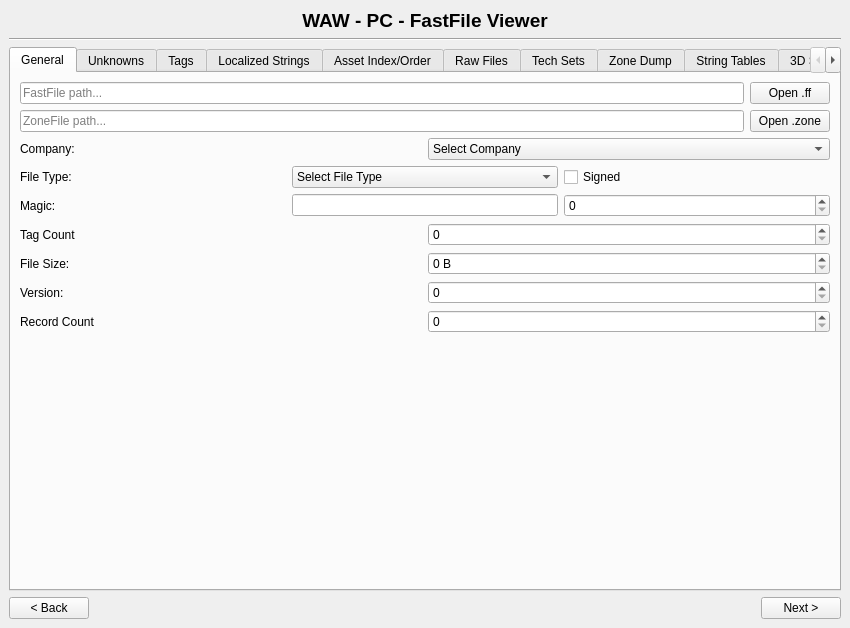
Above: mainwindow.ui from NickJohn547745/XPlor before the change. Below: the same form after it.
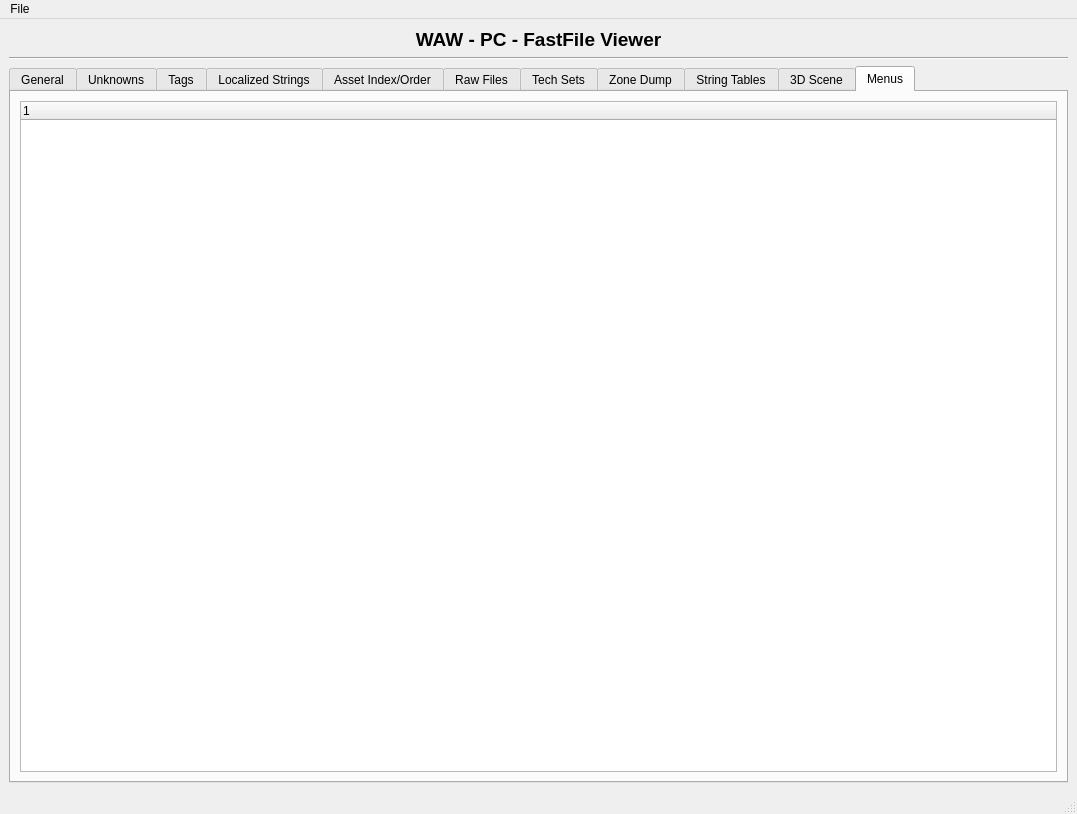
That is the form after the change.

Commit message: Updated ui with menu bar and map tab.

```diff
--- a/mainwindow.ui
+++ b/mainwindow.ui
@@ -6,8 +6,8 @@
    <rect>
     <x>0</x>
     <y>0</y>
-    <width>850</width>
-    <height>628</height>
+    <width>1077</width>
+    <height>814</height>
    </rect>
   </property>
   <property name="windowTitle">
@@ -55,7 +55,7 @@
        <bool>true</bool>
       </property>
       <property name="currentIndex">
-       <number>0</number>
+       <number>10</number>
       </property>
       <widget class="QWidget" name="page_general">
        <attribute name="title">
@@ -69,6 +69,9 @@
             <property name="enabled">
              <bool>true</bool>
             </property>
+            <property name="readOnly">
+             <bool>true</bool>
+            </property>
             <property name="placeholderText">
              <string>FastFile path...</string>
             </property>
@@ -93,6 +96,9 @@
             <property name="enabled">
              <bool>true</bool>
             </property>
+            <property name="readOnly">
+             <bool>true</bool>
+            </property>
             <property name="placeholderText">
              <string>ZoneFile path...</string>
             </property>
@@ -1029,50 +1035,112 @@
         </item>
        </layout>
       </widget>
+      <widget class="QWidget" name="page_menus">
+       <attribute name="title">
+        <string>Menus</string>
+       </attribute>
+       <layout class="QVBoxLayout" name="verticalLayout_5">
+        <item>
+         <widget class="QTreeWidget" name="treeWidget_Menus">
+          <attribute name="headerMinimumSectionSize">
+           <number>100</number>
+          </attribute>
+          <column>
+           <property name="text">
+            <string notr="true">1</string>
+           </property>
+          </column>
+         </widget>
+        </item>
+       </layout>
+      </widget>
      </widget>
     </item>
-    <item>
-     <layout class="QHBoxLayout" name="horizontalLayout">
-      <item>
-       <widget class="QPushButton" name="pushButton_Back">
-        <property name="enabled">
-         <bool>true</bool>
-        </property>
-        <property name="text">
-         <string>&lt; Back</string>
-        </property>
-       </widget>
-      </item>
-      <item>
-       <spacer name="horizontalSpacer">
-        <property name="enabled">
-         <bool>true</bool>
-        </property>
-        <property name="orientation">
-         <enum>Qt::Orientation::Horizontal</enum>
-        </property>
-        <property name="sizeHint" stdset="0">
-         <size>
-          <width>40</width>
-          <height>20</height>
-         </size>
-        </property>
-       </spacer>
-      </item>
-      <item>
-       <widget class="QPushButton" name="pushButton_Next">
-        <property name="enabled">
-         <bool>true</bool>
-        </property>
-        <property name="text">
-         <string>Next &gt;</string>
-        </property>
-       </widget>
-      </item>
-     </layout>
-    </item>
    </layout>
   </widget>
+  <widget class="QMenuBar" name="menuBar">
+   <property name="geometry">
+    <rect>
+     <x>0</x>
+     <y>0</y>
+     <width>1077</width>
+     <height>21</height>
+    </rect>
+   </property>
+   <property name="styleSheet">
+    <string notr="true"/>
+   </property>
+   <widget class="QMenu" name="menu_File">
+    <property name="title">
+     <string>File</string>
+    </property>
+    <widget class="QMenu" name="menuRecent_Fast_Files">
+     <property name="title">
+      <string>Recent Fast Files</string>
+     </property>
+    </widget>
+    <widget class="QMenu" name="menuRecent_Zone_Files">
+     <property name="title">
+      <string>Recent Zone Files</string>
+     </property>
+    </widget>
+    <addaction name="action_NewFastFile"/>
+    <addaction name="action_NewZoneFile"/>
+    <addaction name="separator"/>
+    <addaction name="action_OpenFastFile"/>
+    <addaction name="action_OpenZoneFile"/>
+    <addaction name="separator"/>
+    <addaction name="menuRecent_Fast_Files"/>
+    <addaction name="menuRecent_Zone_Files"/>
+   </widget>
+   <addaction name="menu_File"/>
+  </widget>
+  <widget class="QStatusBar" name="statusBar">
+   <property name="styleSheet">
+    <string notr="true"/>
+   </property>
+  </widget>
+  <action name="actionFile">
+   <property name="text">
+    <string>File</string>
+   </property>
+  </action>
+  <action name="action_NewFastFile">
+   <property name="enabled">
+    <bool>false</bool>
+   </property>
+   <property name="text">
+    <string>New Fast File...</string>
+   </property>
+  </action>
+  <action name="action_NewZoneFile">
+   <property name="enabled">
+    <bool>false</bool>
+   </property>
+   <property name="text">
+    <string>New Zone File...</string>
+   </property>
+  </action>
+  <action name="action_OpenFastFile">
+   <property name="text">
+    <string>Open Fast File...</string>
+   </property>
+  </action>
+  <action name="action_OpenZoneFile">
+   <property name="text">
+    <string>Open Zone File...</string>
+   </property>
+  </action>
+  <action name="actionasd">
+   <property name="text">
+    <string>asd</string>
+   </property>
+  </action>
+  <action name="actionfgh">
+   <property name="text">
+    <string>fgh</string>
+   </property>
+  </action>
  </widget>
  <resources/>
  <connections/>
```
Left out of the diff: 6 changed lines with no effect on the pictures.
